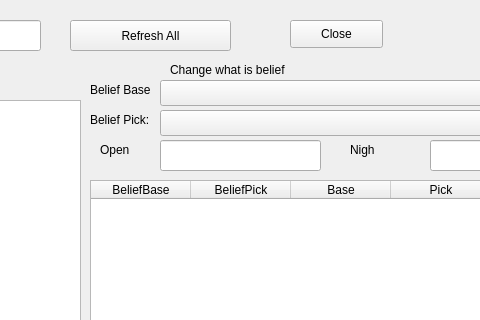
Old version of the form ui/EditMainUI.ui in the repository sourcery-ai-experiments/jaar; both pictures show x 600 to 1080 and y 0 to 320 of the 1431 by 712 pixel window.
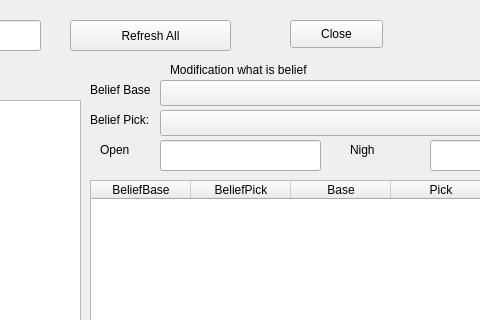
New version of the form.

Diff of the .ui file:
```diff
--- a/ui/EditMainUI.ui
+++ b/ui/EditMainUI.ui
@@ -232,7 +232,7 @@
     </rect>
    </property>
    <property name="text">
-    <string>Change what is belief</string>
+    <string>Modification what is belief</string>
    </property>
   </widget>
   <widget class="QPushButton" name="belief_update_button">
```
